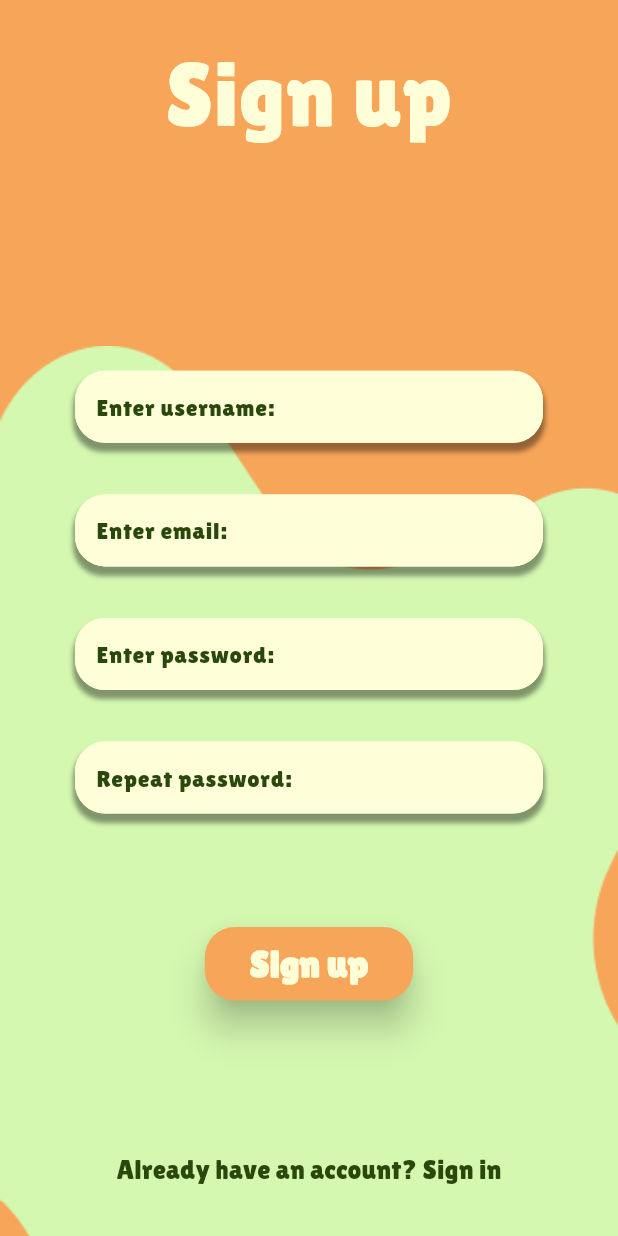
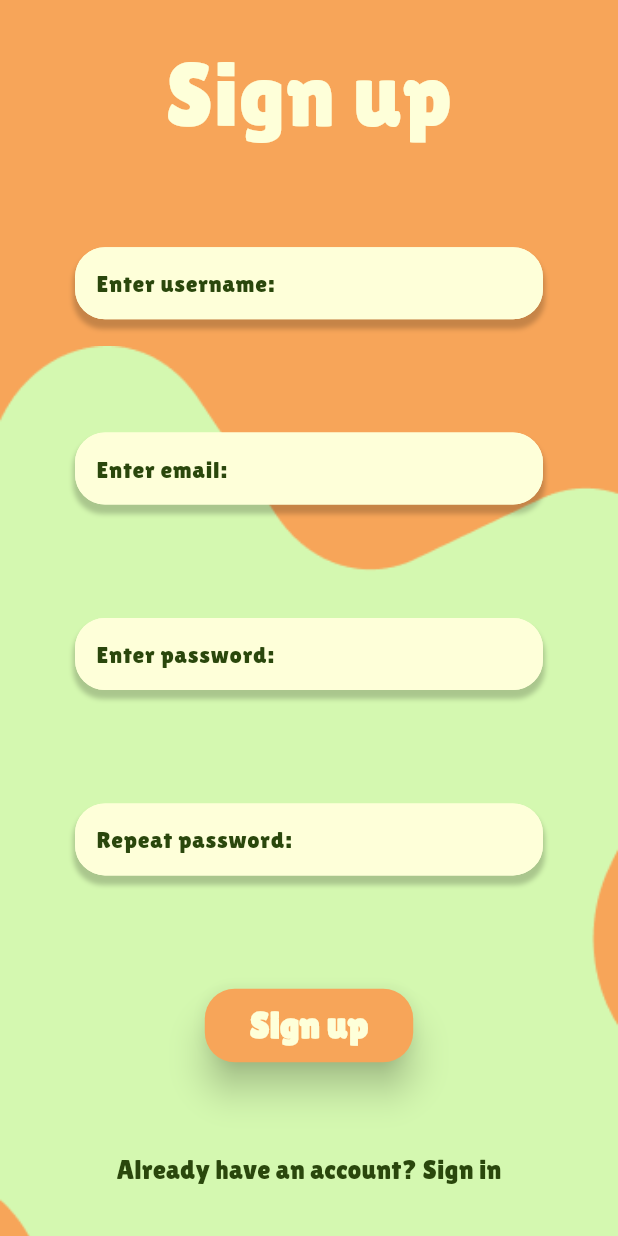
Before and after one commit to amela-akija/animattio_mobile_app, a Flutter app: the screen it shows after launch, on a phone screen of 412 x 824 dp. Run offline on Flutter 3.47's test engine with Material 3 defaults, Android fonts, the phone set to English and light mode, and no system bars; our stand-ins replace firebase_auth, firebase_core; accounts and stored records are empty; generated files the repository leaves out were written again.

Commit message:
minor changes

```diff
--- a/lib/pages/signup_page.dart
+++ b/lib/pages/signup_page.dart
@@ -86,7 +86,7 @@ class _SignupPageState extends State<SignupPage> {
                     ),
                   ),
                   Positioned(
-                    top: deviceSize.height * 0.3,
+                    top: deviceSize.height * 0.2,
                     width: deviceSize.width,
                     child: Padding(
                       padding: const EdgeInsets.symmetric(horizontal: 50.0),
@@ -95,7 +95,7 @@ class _SignupPageState extends State<SignupPage> {
                           borderRadius: BorderRadius.circular(20),
                           boxShadow: [
                             BoxShadow(
-                              color: Colors.black.withOpacity(0.4),
+                              color: Colors.black.withOpacity(0.2),
                               spreadRadius: 1,
                               blurRadius: 2,
                               offset: const Offset(0, 5),
@@ -138,7 +138,7 @@ class _SignupPageState extends State<SignupPage> {
                     ),
                   ),
                   Positioned(
-                    top: deviceSize.height * 0.4,
+                    top: deviceSize.height * 0.35,
                     width: deviceSize.width,
                     child: Padding(
                       padding: const EdgeInsets.symmetric(horizontal: 50.0),
@@ -147,7 +147,7 @@ class _SignupPageState extends State<SignupPage> {
                           borderRadius: BorderRadius.circular(20),
                           boxShadow: [
                             BoxShadow(
-                              color: Colors.black.withOpacity(0.4),
+                              color: Colors.black.withOpacity(0.2),
                               spreadRadius: 1,
                               blurRadius: 2,
                               offset: const Offset(0, 5),
@@ -192,7 +192,7 @@ class _SignupPageState extends State<SignupPage> {
                           borderRadius: BorderRadius.circular(20),
                           boxShadow: [
                             BoxShadow(
-                              color: Colors.black.withOpacity(0.4),
+                              color: Colors.black.withOpacity(0.2),
                               spreadRadius: 1,
                               blurRadius: 2,
                               offset: const Offset(0, 5),
@@ -242,7 +242,7 @@ class _SignupPageState extends State<SignupPage> {
                     ),
                   ),
                   Positioned(
-                    top: deviceSize.height * 0.6,
+                    top: deviceSize.height * 0.65,
                     width: deviceSize.width,
                     child: Padding(
                       padding: const EdgeInsets.symmetric(horizontal: 50.0),
@@ -251,7 +251,7 @@ class _SignupPageState extends State<SignupPage> {
                           borderRadius: BorderRadius.circular(20),
                           boxShadow: [
                             BoxShadow(
-                              color: Colors.black.withOpacity(0.4),
+                              color: Colors.black.withOpacity(0.2),
                               spreadRadius: 1,
                               blurRadius: 2,
                               offset: const Offset(0, 5),
@@ -296,7 +296,7 @@ class _SignupPageState extends State<SignupPage> {
                     ),
                   ),
                   Positioned(
-                    top: deviceSize.height * 0.75,
+                    top: deviceSize.height * 0.8,
                     width: deviceSize.width,
                     child: Center(
                       child: ElevatedButton(
@@ -319,27 +319,7 @@ class _SignupPageState extends State<SignupPage> {
                               return const UserPage();
                             }));
                           }
-                          // if(emailController.text.isEmpty || passwordController.text.isEmpty || usernameController.text.isEmpty || repeatPasswordController.text.isEmpty){
-                          //   ScaffoldMessenger.of(context).showSnackBar(SnackBar(content: Text('Fill in the fields first')));
-                          // }
-                          // if(passwordController.text != repeatPasswordController){
-                          //   ScaffoldMessenger.of(context).showSnackBar(SnackBar(content: Text('Passwords are not the same')));
-                          // }
-                          // else{
-                          // setState(() {
-                          //   showLoading = true;
-                          // });
-                          // await AuthServices().registerUser(emailController.text, passwordController.text, context);
-                          // emailController.clear();
-                          // passwordController.clear();
-                          // setState(() {
-                          //   showLoading=false;
-                          // });
-                          // Navigator.of(context).push(
-                          //     MaterialPageRoute(builder: (BuildContext context) {
-                          //   return const UserPage();
-                          // }));
-                          // }
+
                         },
                         style: ElevatedButton.styleFrom(
                           backgroundColor: buttonColor,
@@ -355,7 +335,7 @@ class _SignupPageState extends State<SignupPage> {
                           elevation: 10,
                         ),
                         child: showLoading
-                            ? SizedBox(
+                            ? const SizedBox(
                                 height: 15,
                                 width: 15,
                                 child: CircularProgressIndicator())
```
